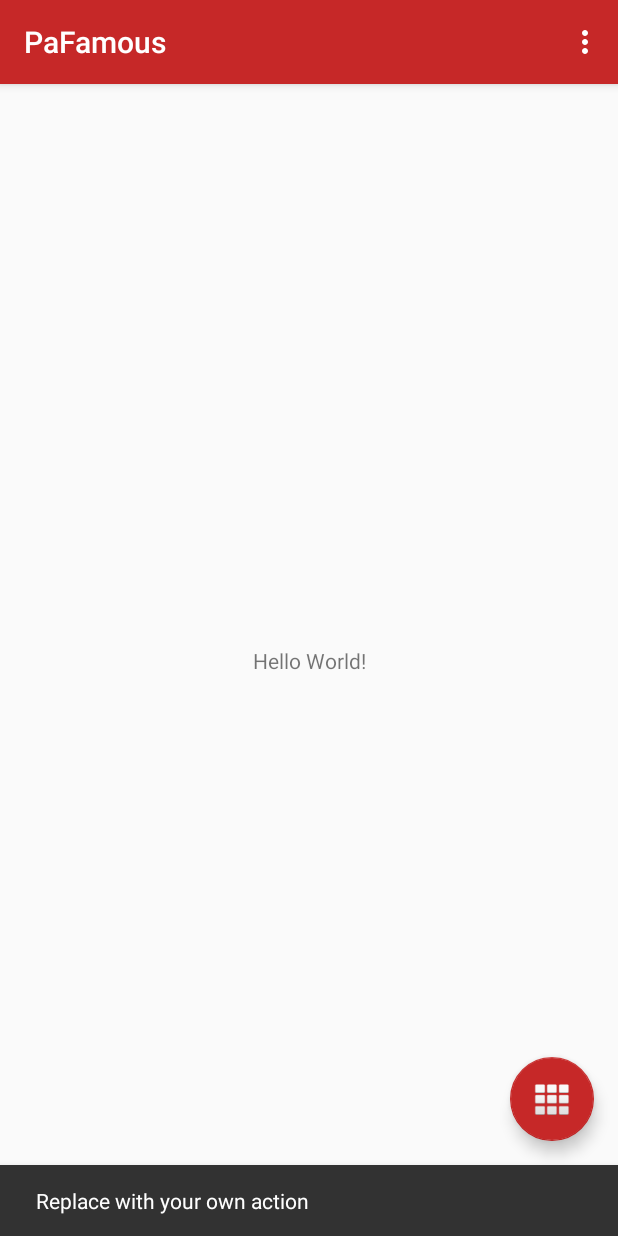
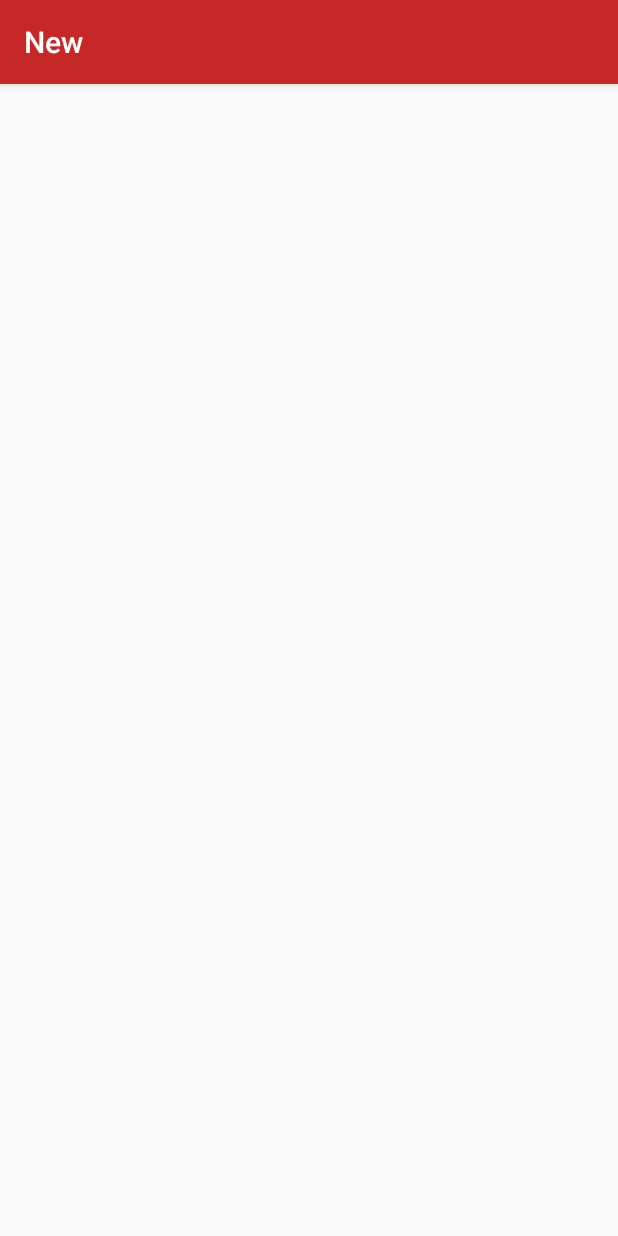
Before and after one commit to gredimano/FamousArtist, an Android app: the screen it shows after launch (MainActivity before the commit, CreateListFormActivity after it), after a tap on an icon or button, on a phone screen of 412 x 824 dp. Run offline under Robolectric (Android 15) with nearby library versions, the phone set to English and light mode, and no system bars.

Commit message:
Update activity layout.

```diff
--- a/app/build.gradle
+++ b/app/build.gradle
@@ -24,7 +24,7 @@ android {
 
 dependencies {
     implementation fileTree(dir: 'libs', include: ['*.jar'])
-    implementation"org.jetbrains.kotlin:kotlin-stdlib-jre7:$kotlin_version"
+    implementation "org.jetbrains.kotlin:kotlin-stdlib-jre7:$kotlin_version"
     implementation 'com.android.support:appcompat-v7:26.1.0'
     implementation 'com.android.support.constraint:constraint-layout:1.0.2'
     implementation 'com.android.support:design:26.1.0'
--- /dev/null
+++ b/app/src/main/java/com/redredimano/famousartist/CreateListFormActivity.kt
@@ -0,0 +1,12 @@
+package com.redredimano.famousartist
+
+import android.support.v7.app.AppCompatActivity
+import android.os.Bundle
+
+class CreateListFormActivity : AppCompatActivity() {
+
+    override fun onCreate(savedInstanceState: Bundle?) {
+        super.onCreate(savedInstanceState)
+        setContentView(R.layout.activity_create_list_form)
+    }
+}
--- a/app/src/main/java/com/redredimano/famousartist/MainActivity.kt
+++ b/app/src/main/java/com/redredimano/famousartist/MainActivity.kt
@@ -1,11 +1,9 @@
 package com.redredimano.famousartist
 
+import android.content.Intent
 import android.os.Bundle
-import android.support.design.widget.Snackbar
 import android.support.v7.app.AppCompatActivity
-import android.view.Menu
-import android.view.MenuItem
-
+import android.view.View
 import kotlinx.android.synthetic.main.activity_main.*
 
 class MainActivity : AppCompatActivity() {
@@ -14,26 +12,10 @@ class MainActivity : AppCompatActivity() {
         super.onCreate(savedInstanceState)
         setContentView(R.layout.activity_main)
         setSupportActionBar(toolbar)
-
-        fab.setOnClickListener { view ->
-            Snackbar.make(view, "Replace with your own action", Snackbar.LENGTH_LONG)
-                    .setAction("Action", null).show()
-        }
     }
 
-    override fun onCreateOptionsMenu(menu: Menu): Boolean {
-        // Inflate the menu; this adds items to the action bar if it is present.
-        menuInflater.inflate(R.menu.menu_main, menu)
-        return true
-    }
-
-    override fun onOptionsItemSelected(item: MenuItem): Boolean {
-        // Handle action bar item clicks here. The action bar will
-        // automatically handle clicks on the Home/Up button, so long
-        // as you specify a parent activity in AndroidManifest.xml.
-        return when (item.itemId) {
-            R.id.action_settings -> true
-            else -> super.onOptionsItemSelected(item)
-        }
+    fun addItemClicked(view: View) {
+        val intent = Intent(this, CreateListFormActivity::class.java)
+        startActivity(intent)
     }
 }
--- /dev/null
+++ b/app/src/main/res/layout/activity_create_list_form.xml
@@ -0,0 +1,9 @@
+<?xml version="1.0" encoding="utf-8"?>
+<android.support.constraint.ConstraintLayout xmlns:android="http://schemas.android.com/apk/res/android"
+    xmlns:app="http://schemas.android.com/apk/res-auto"
+    xmlns:tools="http://schemas.android.com/tools"
+    android:layout_width="match_parent"
+    android:layout_height="match_parent"
+    tools:context="com.redredimano.famousartist.CreateListFormActivity">
+
+</android.support.constraint.ConstraintLayout>
--- a/app/src/main/res/layout/activity_main.xml
+++ b/app/src/main/res/layout/activity_main.xml
@@ -28,6 +28,7 @@
         android:layout_height="wrap_content"
         android:layout_gravity="bottom|end"
         android:layout_margin="@dimen/fab_margin"
+        android:onClick="addItemClicked"
         app:backgroundTint="@color/colorPrimary"
         app:rippleColor="@android:color/holo_red_light"
         app:srcCompat="@android:drawable/ic_dialog_dialer" />
--- a/app/src/main/res/layout/content_main.xml
+++ b/app/src/main/res/layout/content_main.xml
@@ -8,10 +8,10 @@
     tools:context="com.redredimano.famousartist.MainActivity"
     tools:showIn="@layout/activity_main">
 
-    <TextView
-        android:layout_width="wrap_content"
-        android:layout_height="wrap_content"
-        android:text="Hello World!"
+    <android.support.v7.widget.RecyclerView
+        android:id="@+id/recycler_view"
+        android:layout_width="0dp"
+        android:layout_height="0dp"
         app:layout_constraintBottom_toBottomOf="parent"
         app:layout_constraintLeft_toLeftOf="parent"
         app:layout_constraintRight_toRightOf="parent"
--- a/app/src/main/res/values/styles.xml
+++ b/app/src/main/res/values/styles.xml
@@ -1,7 +1,7 @@
 <resources>
 
     <!-- Base application theme. -->
-    <style name="AppTheme" parent="Theme.AppCompat.Light.NoActionBar">
+    <style name="AppTheme" parent="Theme.AppCompat.Light.DarkActionBar">
         <!-- Customize your theme here. -->
         <item name="colorPrimary">@color/colorPrimary</item>
         <item name="colorPrimaryDark">@color/colorPrimaryDark</item>
```
Also changed, not shown: app/src/main/AndroidManifest.xml (+6 -1 lines).
